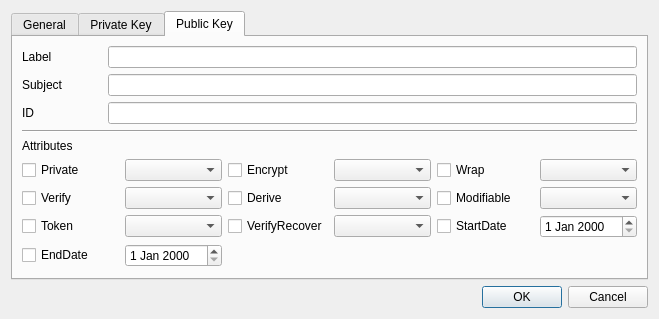
The window that CryptokiMan/import_pri_key_dlg.ui (jykim74/CryptokiMan) describes before a commit, drawn with Qt 5.
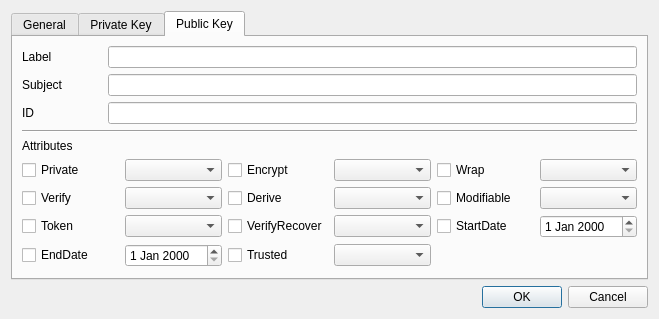
The same window after the commit.

Commit message: CKA_TRUSTED 콤보 버튼 지원

Patch:
```diff
--- a/CryptokiMan/import_pri_key_dlg.ui
+++ b/CryptokiMan/import_pri_key_dlg.ui
@@ -761,6 +761,16 @@
            </property>
           </widget>
          </item>
+         <item row="3" column="2">
+          <widget class="QCheckBox" name="mPubTrustedCheck">
+           <property name="text">
+            <string>Trusted</string>
+           </property>
+          </widget>
+         </item>
+         <item row="3" column="3">
+          <widget class="QComboBox" name="mPubTrustedCombo"/>
+         </item>
         </layout>
        </item>
        <item>
```
The commit also changes 34 other files.
